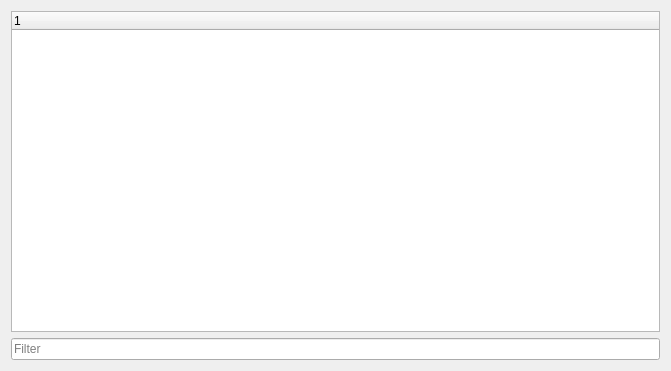
Old version of the form src/dialogs/preferences/ShortcutOptionsWidget.ui in the repository rizinorg/cutter.
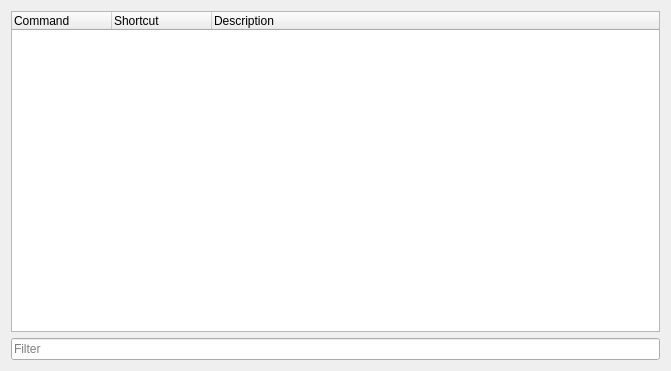
New version of the form.

Commit message: `ShortcutOptionsWidget.ui`: add column labels

```diff
--- a/src/dialogs/preferences/ShortcutOptionsWidget.ui
+++ b/src/dialogs/preferences/ShortcutOptionsWidget.ui
@@ -18,7 +18,17 @@
     <widget class="QTreeWidget" name="shortcutTree">
      <column>
       <property name="text">
-       <string notr="true">1</string>
+       <string notr="true">Command</string>
+      </property>
+     </column>
+     <column>
+      <property name="text">
+       <string>Shortcut</string>
+      </property>
+     </column>
+     <column>
+      <property name="text">
+       <string>Description</string>
       </property>
      </column>
     </widget>
```
